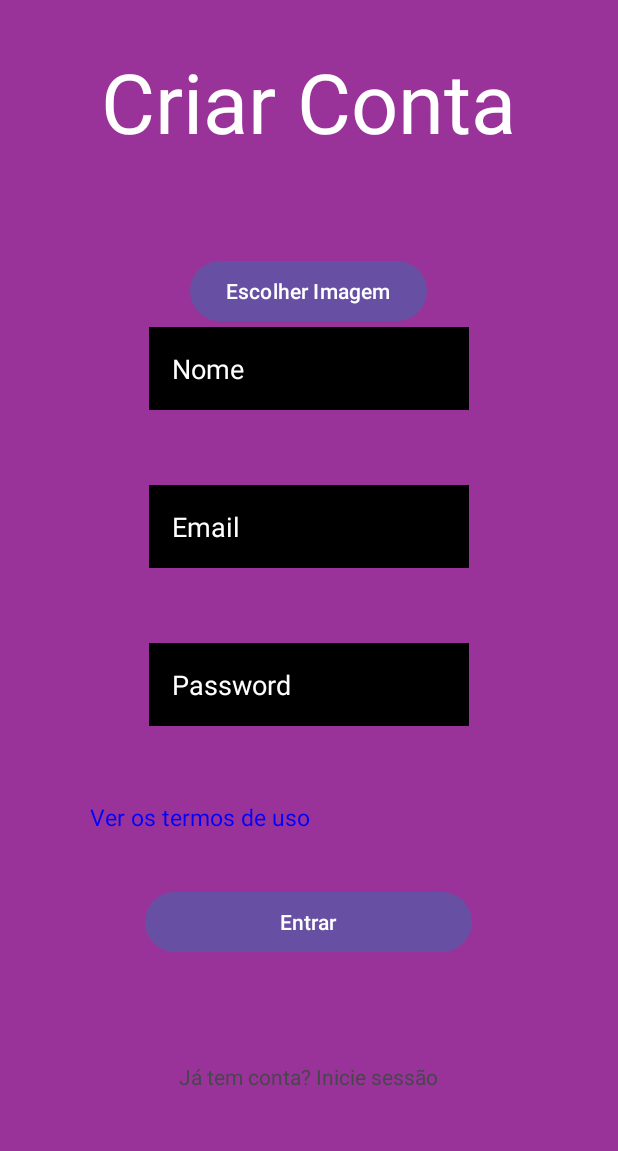
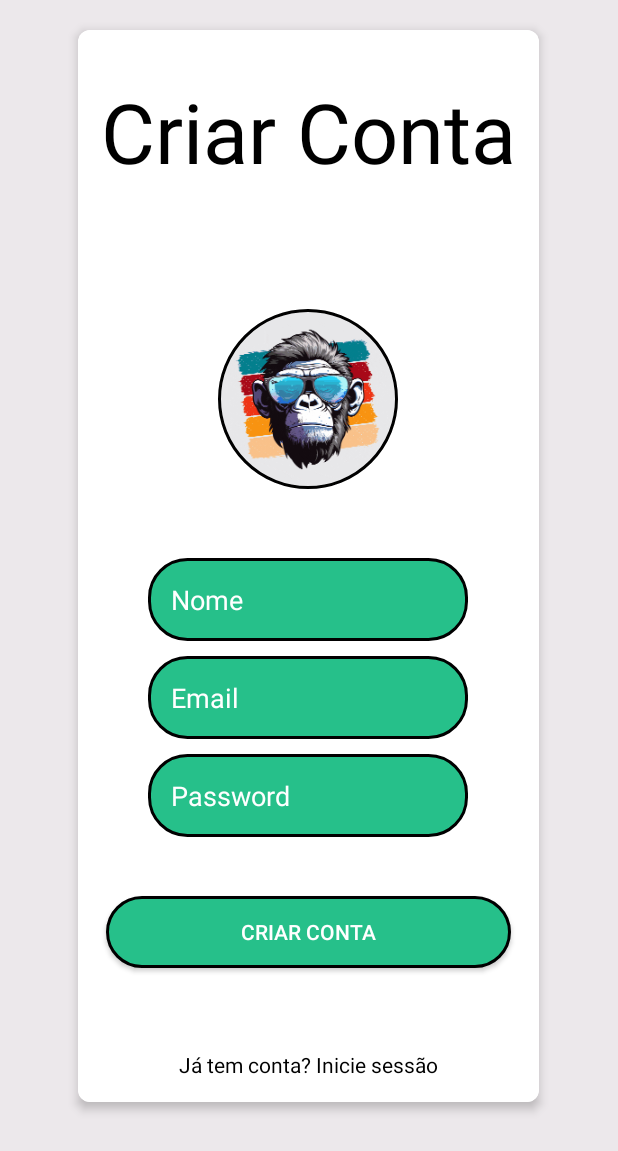
Before and after one commit to JoaoFrancoo/3-maltas-em-perigo, an Android app: the MainActivity screen opened directly, with no data from a screen before it, on a phone screen of 412 x 824 dp. Shown: the top 1151 px of the screen. Run offline under Robolectric (Android 15) with nearby library versions, the phone set to English and light mode, and no system bars; our stand-ins replace CircleImageView, Firebase (no records; nobody signed in at launch, a user with empty details on screens opened directly).

Commit message:
Visual do cadastro e login e visualização de imagem de utilizador

```diff
--- a/app/build.gradle.kts
+++ b/app/build.gradle.kts
@@ -60,6 +60,10 @@ dependencies {
     implementation("com.google.firebase:firebase-storage-ktx:20.2.1")
     implementation("com.google.firebase:firebase-storage:20.2.1")
     implementation("com.squareup.picasso:picasso:2.71828")
+    implementation("androidx.cardview:cardview:1.0.0")
+    implementation("com.github.bumptech.glide:glide:4.12.0")
+    implementation("de.hdodenhof:circleimageview:3.1.0")
+    annotationProcessor("com.github.bumptech.glide:compiler:4.12.0")
     testImplementation("junit:junit:4.13.2")
     androidTestImplementation("androidx.test.ext:junit:1.1.5")
     androidTestImplementation("androidx.test.espresso:espresso-core:3.5.1")
--- a/app/src/main/java/com/example/a3_maltas_em_perigo_n1/PerfilActivity.kt
+++ b/app/src/main/java/com/example/a3_maltas_em_perigo_n1/PerfilActivity.kt
@@ -35,8 +35,8 @@ class PerfilActivity : AppCompatActivity() {
         if (currentUser != null) {
             val nomeUsuario = currentUser.displayName
             val emailUsuario = currentUser.email
-            findViewById<TextView>(R.id.txtNome).text = nomeUsuario
-            findViewById<TextView>(R.id.txtEmail).text = emailUsuario
+            findViewById<TextView>(R.id.txtNome).text = "Nome: $nomeUsuario"
+            findViewById<TextView>(R.id.txtEmail).text = "Email: $emailUsuario"
 
             // Carregar e exibir a imagem do perfil, se disponível
             val photoUrl = currentUser.photoUrl
--- a/app/src/main/res/layout/activity_main.xml
+++ b/app/src/main/res/layout/activity_main.xml
@@ -1,17 +1,36 @@
 <?xml version="1.0" encoding="utf-8"?>
-<ScrollView xmlns:android="http://schemas.android.com/apk/res/android"
+<LinearLayout xmlns:android="http://schemas.android.com/apk/res/android"
     xmlns:app="http://schemas.android.com/apk/res-auto"
     xmlns:tools="http://schemas.android.com/tools"
     android:layout_width="match_parent"
     android:layout_height="match_parent"
     android:fillViewport="true"
+    android:background="@color/ns"
     tools:context=".MainActivity">
 
     <LinearLayout
         android:layout_width="match_parent"
         android:layout_height="wrap_content"
-        android:background="@color/purple"
+        android:background="@color/ns"
         android:orientation="vertical">
+
+        <androidx.cardview.widget.CardView
+            android:layout_width="wrap_content"
+            android:layout_height="wrap_content"
+            android:layout_gravity="center"
+            android:layout_marginTop="20dp"
+            android:layout_marginBottom="20dp"
+            android:background="@color/white"
+            app:cardCornerRadius="8dp"
+            app:cardElevation="4dp">
+
+            <LinearLayout
+                android:layout_width="match_parent"
+                android:layout_height="wrap_content"
+                android:background="@color/white"
+                android:orientation="vertical">
+
+
 
                 <TextView
                     android:id="@+id/Titulo"
@@ -22,35 +41,31 @@
                     android:layout_marginBottom="50dp"
                     android:padding="15dp"
                     android:text="@string/criarConta"
-            android:textColor="@color/white"
+                    android:textColor="@color/black"
                     android:textSize="55sp" />
-        <Button
-            android:id="@+id/btnEscolherImagem"
-            android:layout_width="wrap_content"
-            android:layout_height="wrap_content"
+
+                <de.hdodenhof.circleimageview.CircleImageView
+                    android:id="@+id/imagePreview"
+                    android:layout_width="120dp"
+                    android:layout_height="120dp"
                     android:layout_gravity="center"
-            android:text="Escolher Imagem" />
-        <ImageView
-            android:id="@+id/imagePreview"
-            android:layout_width="wrap_content"
-            android:layout_height="wrap_content"
-            android:layout_gravity="center"
-            android:src="@drawable/ic_launcher"
-            android:scaleType="centerCrop"
-            android:visibility="gone" />
-
+                    android:layout_marginTop="16dp"
+                    android:layout_marginBottom="16dp"
+                    android:src="@drawable/perfilgen"
+                    app:civ_border_width="2dp"
+                    app:civ_border_color="@color/black" />
 
                 <EditText
                     android:id="@+id/txtNomeUser"
                     android:layout_width="wrap_content"
                     android:layout_height="wrap_content"
                     android:layout_gravity="center"
-            android:background="@color/black"
+                    android:background="@drawable/botao_customizado"
+                    android:layout_marginTop="30dp"
                     android:ems="10"
                     android:hint="@string/nomeUser"
                     android:inputType="text"
                     android:padding="15dp"
-            android:layout_marginBottom="50dp"
                     android:textColorHint="@color/white" />
 
                 <EditText
@@ -58,8 +73,9 @@
                     android:layout_width="wrap_content"
                     android:layout_height="wrap_content"
                     android:layout_gravity="center"
-            android:background="@color/black"
+                    android:background="@drawable/botao_customizado"
                     android:ems="10"
+                    android:layout_marginTop="10dp"
                     android:hint="@string/emailUser"
                     android:inputType="text"
                     android:padding="15dp"
@@ -70,8 +86,8 @@
                     android:layout_width="wrap_content"
                     android:layout_height="wrap_content"
                     android:layout_gravity="center"
-            android:layout_marginTop="50dp"
-            android:background="@color/black"
+                    android:layout_marginTop="10dp"
+                    android:background="@drawable/botao_customizado"
                     android:ems="10"
                     android:hint="@string/UserPass"
                     android:inputType="textPassword"
@@ -86,26 +102,18 @@
                     android:layout_height="wrap_content"
                     android:text="" />
 
-        <TextView
-            android:layout_width="wrap_content"
-            android:layout_height="wrap_content"
-            android:layout_marginTop="15dp"
-            android:padding="15dp"
-            android:paddingStart="60dp"
-            android:text="@string/termos"
-            android:textColor="@color/blue"
-            android:textSize="15dp" />
-
-        <Button
+                <androidx.appcompat.widget.AppCompatButton
                     android:id="@+id/btnsubmit"
                     android:layout_width="wrap_content"
                     android:layout_height="wrap_content"
                     android:layout_gravity="center"
                     android:layout_marginTop="20dp"
+                    android:background="@drawable/botao_customizado"
                     android:gravity="center"
                     android:paddingStart="90sp"
+                    android:textColor="@color/white"
                     android:paddingEnd="90sp"
-            android:text="Entrar" />
+                    android:text="@string/criarConta" />
 
                 <TextView
                     android:id="@+id/msgCriado"
@@ -121,13 +129,17 @@
                     android:layout_marginTop="20dp"
                     android:clickable="true"
                     android:gravity="center"
-            android:paddingStart="90sp"
-            android:paddingTop="30sp"
-            android:paddingEnd="90sp"
-            android:paddingBottom="60sp"
+                    android:textColor="@color/black"
+                    android:paddingStart="15sp"
+                    android:paddingTop="15sp"
+                    android:paddingEnd="15sp"
+                    android:paddingBottom="15sp"
                     android:text="@string/irParaLogin" />
+
+            </LinearLayout>
+        </androidx.cardview.widget.CardView>
 
 
     </LinearLayout>
 
-</ScrollView>
+</LinearLayout>
```
Also changed, not shown: app/src/main/java/com/example/a3_maltas_em_perigo_n1/MainActivity.kt (+110 -63 lines), app/src/main/res/drawable/imagem.xml (added, +8 -0 lines), app/src/main/res/layout/activity_main2.xml (+29 -15 lines), app/src/main/res/drawable/perfilgen.gif (added), app/src/main/res/drawable/teste.png (added). Lines whose indentation alone changed are shown as unchanged.
